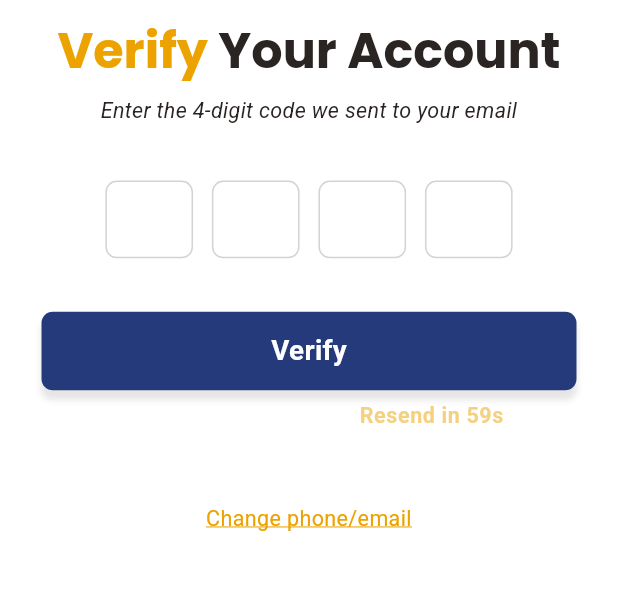
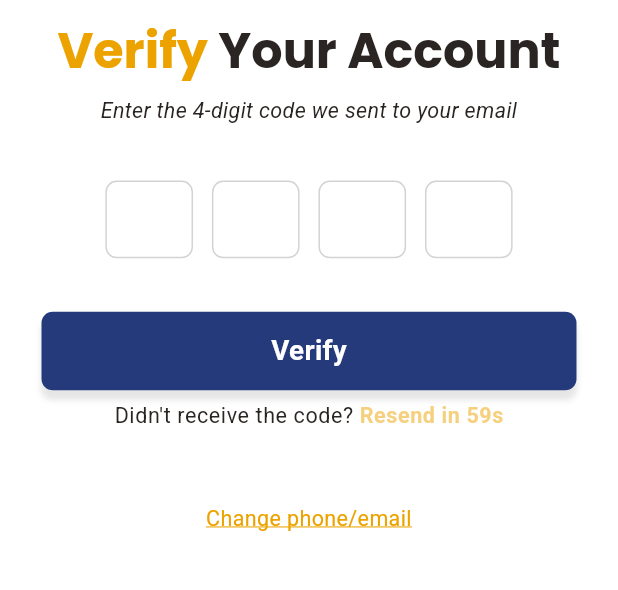
Before and after one commit to debuggerdev24/travel-app---abdelhamid, a Flutter app: the _OtpVerificationView screen opened directly with empty values, on a phone screen of 412 x 824 dp, the part 140-730 px from its top. Run offline on Flutter 3.47's test engine with Material 3 defaults, Android fonts, the phone set to English and light mode, and no system bars; drawn by our look-alikes of pinput; our stand-ins replace audioplayers, cloud_firestore, dio, easy_localization, file_picker, firebase_core and 17 more; missing offline and left inert: flutter_stripe, syncfusion_flutter_pdfviewer; accounts and stored records are empty; network calls fail.

Commit message:
feat: add AppText widget and implement OTP verification screen with timer functionality

```diff
--- a/lib/core/widgets/app_text.dart
+++ b/lib/core/widgets/app_text.dart
@@ -21,16 +21,17 @@ class AppText extends StatelessWidget {
 
   @override
   Widget build(BuildContext context) {
+    final effectiveColor =
+        style?.color ?? Theme.of(context).colorScheme.onSurface;
     return Text(
       text,
       textAlign: textAlign,
       overflow: overflow,
       maxLines: maxLines,
-      style: style != null
-          ? style!.copyWith(decoration: textDecoration)
-          : textStyle14Regular.copyWith(
-              color: Theme.of(context).colorScheme.onSurface,
-            ),
+      style: (style ?? textStyle14Regular).copyWith(
+        color: effectiveColor,
+        decoration: textDecoration,
+      ),
     );
   }
 }
--- a/lib/features/auth/screens/otp_verification_screen.dart
+++ b/lib/features/auth/screens/otp_verification_screen.dart
@@ -116,7 +116,7 @@ class _OtpVerificationViewState extends State<_OtpVerificationView> {
                         TextSpan(
                           text: " Your Account".tr(),
                           style: textStyle32Bold.copyWith(
-                            color: AppColors.primaryColor,
+                            color: Theme.of(context).colorScheme.onSurface,
                           ),
                         ),
                       ],
@@ -148,11 +148,17 @@ class _OtpVerificationViewState extends State<_OtpVerificationView> {
                     defaultPinTheme: PinTheme(
                       height: 55.h,
                       width: 57.w,
-                      textStyle: textStyle14Regular,
+                      textStyle: textStyle14Regular.copyWith(
+                        color: Theme.of(context).colorScheme.onSurface,
+                      ),
                       decoration: BoxDecoration(
-                        borderRadius: BorderRadius.circular(08.r),
+                        color: Theme.of(context).colorScheme.surface,
+                        borderRadius: BorderRadius.circular(8.r),
                         border: Border.all(
-                          color: AppColors.primaryColor.setOpacity(0.2),
+                          color: Theme.of(context)
+                              .colorScheme
+                              .onSurface
+                              .withValues(alpha: 0.2),
                         ),
                       ),
                     ),
@@ -160,13 +166,14 @@ class _OtpVerificationViewState extends State<_OtpVerificationView> {
                       height: 56.h,
                       width: 57.w,
                       textStyle: textStyle14Regular.copyWith(
-                        color: AppColors.black,
+                        color: Theme.of(context).colorScheme.onSurface,
                       ),
                       decoration: BoxDecoration(
-                        borderRadius: BorderRadius.circular(8.r), // Less Radius
+                        color: Theme.of(context).colorScheme.surface,
+                        borderRadius: BorderRadius.circular(8.r),
                         border: Border.all(
-                          color: AppColors.primaryColor.setOpacity(0.2),
-                          width: 1,
+                          color: AppColors.secondary,
+                          width: 1.5,
                         ),
                       ),
                     ),
@@ -174,12 +181,16 @@ class _OtpVerificationViewState extends State<_OtpVerificationView> {
                       height: 56.h,
                       width: 57.w,
                       textStyle: textStyle14Regular.copyWith(
-                        color: AppColors.primaryColor,
+                        color: Theme.of(context).colorScheme.onSurface,
                       ),
                       decoration: BoxDecoration(
+                        color: Theme.of(context).colorScheme.surface,
                         borderRadius: BorderRadius.circular(8.r),
                         border: Border.all(
-                          color: AppColors.primaryColor.setOpacity(0.2),
+                          color: Theme.of(context)
+                              .colorScheme
+                              .onSurface
+                              .withValues(alpha: 0.2),
                           width: 1,
                         ),
                       ),
@@ -193,7 +204,7 @@ class _OtpVerificationViewState extends State<_OtpVerificationView> {
                 Selector<AuthProvider, bool>(
                   selector: (context, provider) => provider.isLoading,
                   builder: (context, isLoading, child) {
-                    if (isLoading) const CircularProgressIndicator();
+                    if (isLoading) return const CircularProgressIndicator();
                     return AppButton(
                       title: "Verify".tr(),
                       onTap: () {
@@ -225,7 +236,10 @@ class _OtpVerificationViewState extends State<_OtpVerificationView> {
                     return RichText(
                       text: TextSpan(
                         text: "Didn't receive the code? ",
-                        style: textStyle14Regular.copyWith(letterSpacing: 0.4),
+                        style: textStyle14Regular.copyWith(
+                          letterSpacing: 0.4,
+                          color: Theme.of(context).colorScheme.onSurface,
+                        ),
                         children: [
                           TextSpan(
                             recognizer: otpState.secondsRemaining == 0
@@ -250,7 +264,7 @@ class _OtpVerificationViewState extends State<_OtpVerificationView> {
                             style: textStyle18Bold.copyWith(
                               fontSize: 14.sp,
                               color: otpState.secondsRemaining == 0
-                                  ? AppColors.secondary
+                                   ? AppColors.secondary
                                   : AppColors.secondary.setOpacity(0.5),
                             ),
                           ),
--- a/pubspec.yaml
+++ b/pubspec.yaml
@@ -16,7 +16,7 @@ publish_to: "none" # Remove this line if you wish to publish to pub.dev
 # https://developer.apple.com/library/archive/documentation/General/Reference/InfoPlistKeyReference/Articles/CoreFoundationKeys.html
 # In Windows, build-name is used as the major, minor, and patch parts
 # of the product and file versions while build-number is used as the build suffix.
-version: 1.0.0+2
+version: 1.0.0+3
 
 environment:
   sdk: ^3.9.2
```
